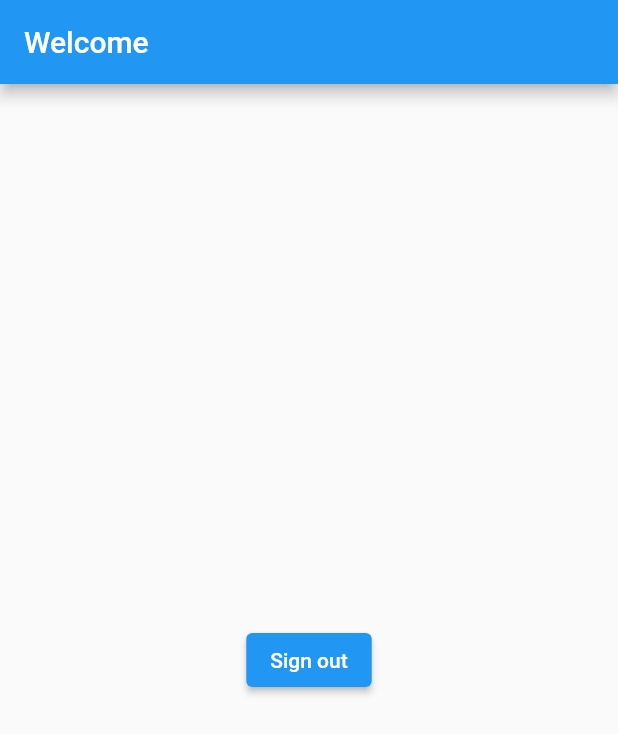
After one commit to songyang-dev/vanier-mobile-firebase-authentication, a Flutter app: the screen it shows once a user with an empty profile is signed in, on a phone screen of 412 x 824 dp. The commit adds this screen. Shown: the top 734 px of the screen. Run offline on Flutter 3.47's test engine with Material 2 defaults, Android fonts, the phone set to English and light mode, and no system bars; our stand-ins replace firebase_auth, firebase_core, google_sign_in; accounts and stored records are empty; generated files the repository leaves out were written again; network calls fail.

Commit message:
Refactor and import json serializable

```diff
--- /dev/null
+++ b/lib/home/home.dart
@@ -0,0 +1,24 @@
+import 'package:flutter/material.dart';
+
+import '../services/authentication.dart';
+
+class HomeScreen extends StatelessWidget {
+  const HomeScreen({
+    super.key,
+  });
+
+  @override
+  Widget build(BuildContext context) {
+    return Scaffold(
+      appBar: AppBar(
+        title: const Text("Welcome"),
+      ),
+      body: Center(
+        child: ElevatedButton(
+          child: const Text("Sign out"),
+          onPressed: () => AuthService().signOut(),
+        ),
+      ),
+    );
+  }
+}
--- a/lib/login/login.dart
+++ b/lib/login/login.dart
@@ -1,5 +1,6 @@
 import 'package:flutter/material.dart';
 
+import '../home/home.dart';
 import '../services/authentication.dart';
 import 'login_choices.dart';
 
@@ -22,17 +23,7 @@ class LoginScreen extends StatelessWidget {
             body: Center(child: Text("Error")),
           );
         } else if (snapshot.hasData) {
-          return Scaffold(
-            appBar: AppBar(
-              title: const Text("Welcome"),
-            ),
-            body: Center(
-              child: ElevatedButton(
-                child: const Text("Sign out"),
-                onPressed: () => AuthService().signOut(),
-              ),
-            ),
-          );
+          return const HomeScreen();
         } else {
           return const LoginSelectionScreen();
         }
--- a/lib/services/authentication.dart
+++ b/lib/services/authentication.dart
@@ -1,4 +1,5 @@
 import 'package:firebase_auth/firebase_auth.dart';
+import 'package:flutter/foundation.dart';
 import 'package:google_sign_in/google_sign_in.dart';
 
 class AuthService {
@@ -10,7 +11,7 @@ class AuthService {
       await FirebaseAuth.instance.signInAnonymously();
     } on FirebaseAuthException catch (error) {
       // handle error
-      print("firebase auth error: $error");
+      debugPrint("firebase auth error: $error");
     }
   }
 
@@ -59,7 +60,7 @@ class AuthService {
       // sign in onto Firebase, using the google credential
       await FirebaseAuth.instance.signInWithCredential(authCredential);
     } on FirebaseAuthException catch (error) {
-      print("Google sign-in error: $error");
+      debugPrint("Google sign-in error: $error");
     }
   }
 }
--- a/pubspec.yaml
+++ b/pubspec.yaml
@@ -39,6 +39,8 @@ dependencies:
   firebase_core: ^2.15.1
   firebase_auth: ^4.10.0
   google_sign_in: ^6.1.5
+
+  json_serializable: ^6.7.1
 
 dev_dependencies:
   flutter_test:
```
Also changed, not shown: pubspec.lock.
